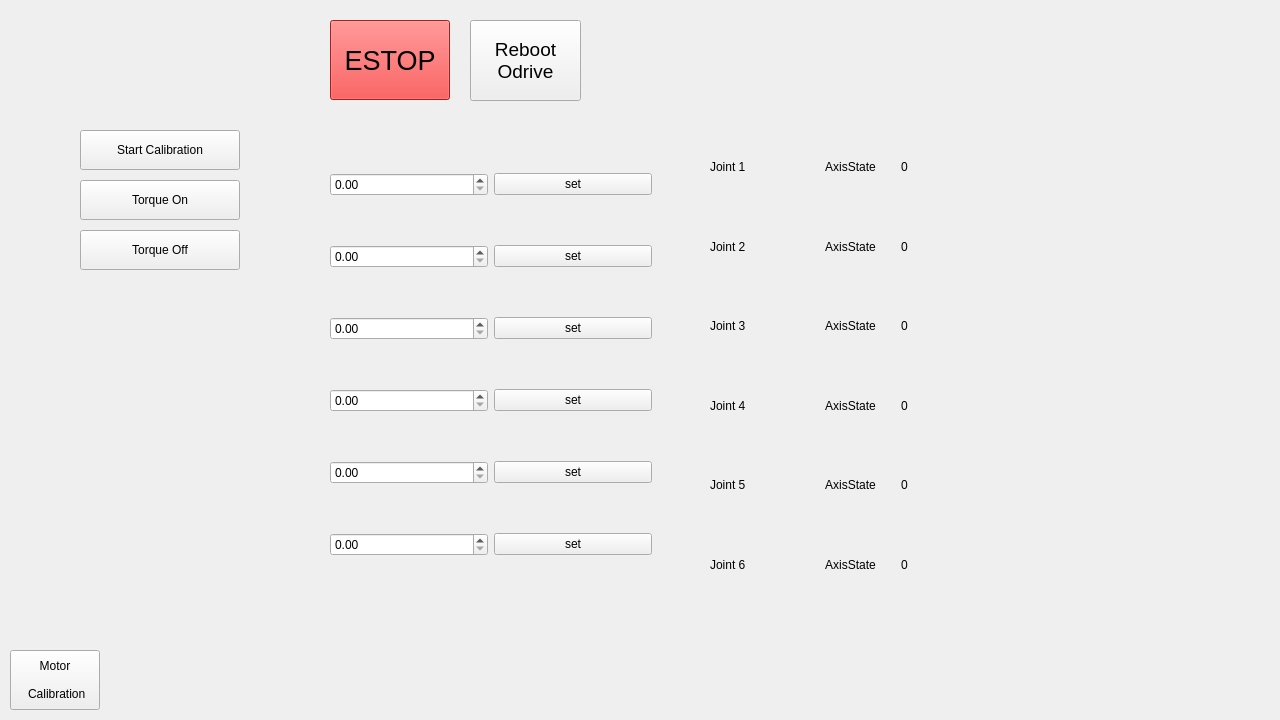
JunhyeokRui/dyros_bolt_gui, file src/dyros_gui.ui: the form before one commit.
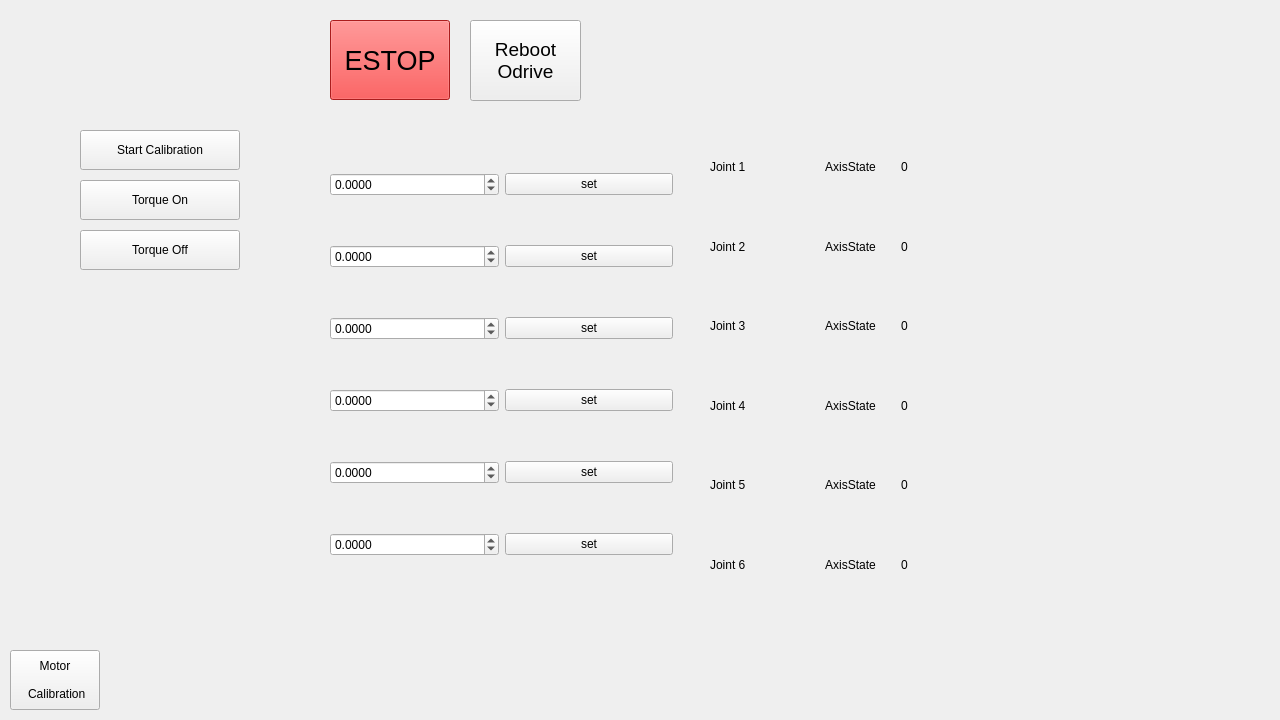
The form after the commit.

```diff
--- a/src/dyros_gui.ui
+++ b/src/dyros_gui.ui
@@ -44,7 +44,7 @@
     <rect>
      <x>330</x>
      <y>130</y>
-     <width>322</width>
+     <width>343</width>
      <height>471</height>
     </rect>
    </property>
@@ -53,6 +53,15 @@
      <layout class="QHBoxLayout" name="horizontalLayout">
       <item>
        <widget class="QDoubleSpinBox" name="doubleSpinBox">
+        <property name="decimals">
+         <number>4</number>
+        </property>
+        <property name="minimum">
+         <double>-10.000000000000000</double>
+        </property>
+        <property name="maximum">
+         <double>10.000000000000000</double>
+        </property>
         <property name="singleStep">
          <double>0.010000000000000</double>
         </property>
@@ -71,6 +80,15 @@
      <layout class="QHBoxLayout" name="horizontalLayout_2">
       <item>
        <widget class="QDoubleSpinBox" name="doubleSpinBox_2">
+        <property name="decimals">
+         <number>4</number>
+        </property>
+        <property name="minimum">
+         <double>-10.000000000000000</double>
+        </property>
+        <property name="maximum">
+         <double>10.000000000000000</double>
+        </property>
         <property name="singleStep">
          <double>0.010000000000000</double>
         </property>
@@ -89,6 +107,15 @@
      <layout class="QHBoxLayout" name="horizontalLayout_3">
       <item>
        <widget class="QDoubleSpinBox" name="doubleSpinBox_3">
+        <property name="decimals">
+         <number>4</number>
+        </property>
+        <property name="minimum">
+         <double>-10.000000000000000</double>
+        </property>
+        <property name="maximum">
+         <double>10.000000000000000</double>
+        </property>
         <property name="singleStep">
          <double>0.010000000000000</double>
         </property>
@@ -107,6 +134,15 @@
      <layout class="QHBoxLayout" name="horizontalLayout_4">
       <item>
        <widget class="QDoubleSpinBox" name="doubleSpinBox_4">
+        <property name="decimals">
+         <number>4</number>
+        </property>
+        <property name="minimum">
+         <double>-10.000000000000000</double>
+        </property>
+        <property name="maximum">
+         <double>10.000000000000000</double>
+        </property>
         <property name="singleStep">
          <double>0.010000000000000</double>
         </property>
@@ -125,6 +161,15 @@
      <layout class="QHBoxLayout" name="horizontalLayout_5">
       <item>
        <widget class="QDoubleSpinBox" name="doubleSpinBox_5">
+        <property name="decimals">
+         <number>4</number>
+        </property>
+        <property name="minimum">
+         <double>-10.000000000000000</double>
+        </property>
+        <property name="maximum">
+         <double>10.000000000000000</double>
+        </property>
         <property name="singleStep">
          <double>0.010000000000000</double>
         </property>
@@ -143,6 +188,15 @@
      <layout class="QHBoxLayout" name="horizontalLayout_6">
       <item>
        <widget class="QDoubleSpinBox" name="doubleSpinBox_6">
+        <property name="decimals">
+         <number>4</number>
+        </property>
+        <property name="minimum">
+         <double>-10.000000000000000</double>
+        </property>
+        <property name="maximum">
+         <double>10.000000000000000</double>
+        </property>
         <property name="singleStep">
          <double>0.010000000000000</double>
         </property>
```
